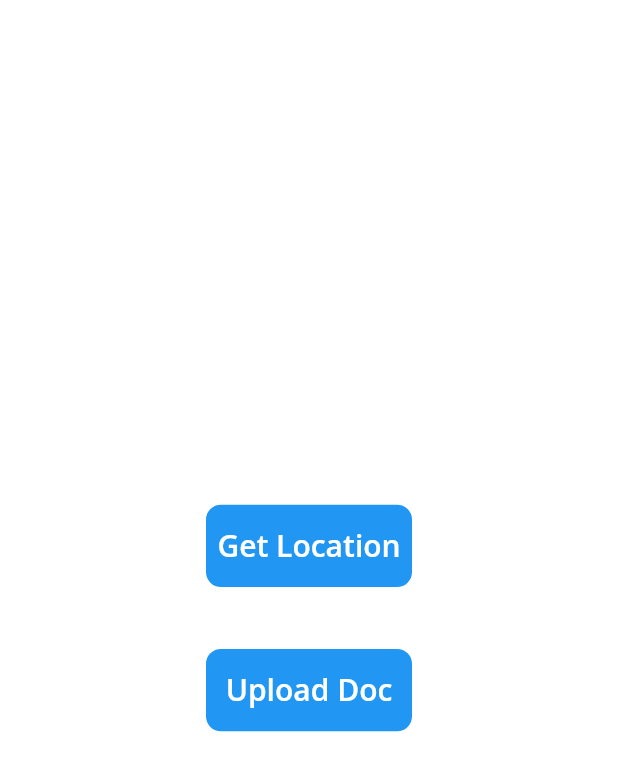
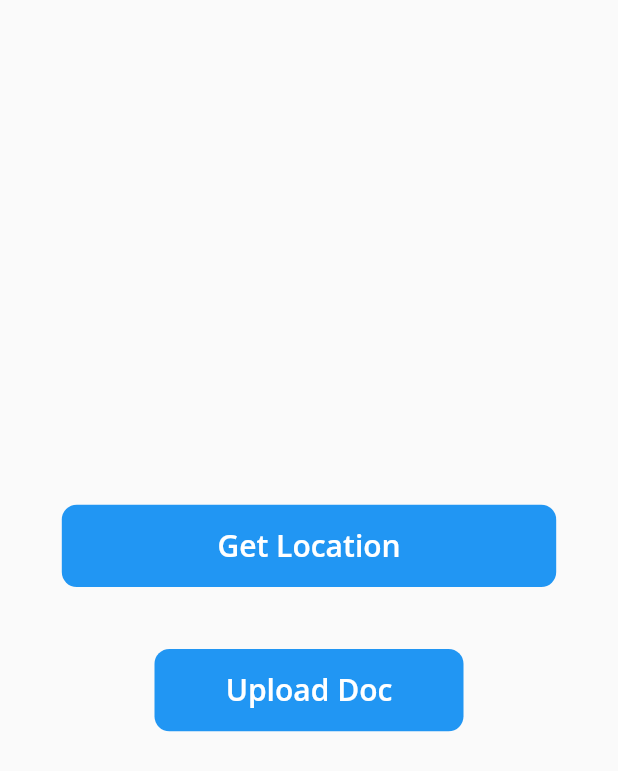
Before and after one commit to bhumika-kalaru/ark, a Flutter app: the screen it shows after launch, after a tap on "Upload Doc", on a phone screen of 412 x 824 dp. Shown: the top 771 px of the screen. Run offline on Flutter 3.47's test engine with Material 2 defaults, Android fonts, the phone set to English and light mode, and no system bars; our stand-ins replace animated_splash_screen, file_picker, geolocator, google_fonts.

Commit message:
before creating button

```diff
--- /dev/null
+++ b/lib/homePage.dart
@@ -0,0 +1,28 @@
+import 'package:ark/location.dart';
+import 'package:ark/pickFile.dart';
+
+import 'constants.dart';
+import 'package:flutter/material.dart';
+
+class HomePage extends StatefulWidget {
+  const HomePage({super.key});
+
+  @override
+  State<HomePage> createState() => _HomePageState();
+}
+
+class _HomePageState extends State<HomePage> {
+  @override
+  Widget build(BuildContext context) {
+    return Scaffold(
+      body: Container(
+        child: Center(
+          child: Column(
+            mainAxisAlignment: MainAxisAlignment.center,
+            children: [Location(), FilePick()],
+          ),
+        ),
+      ),
+    );
+  }
+}
--- a/lib/location.dart
+++ b/lib/location.dart
@@ -40,28 +40,18 @@ class _LocationState extends State<Location> {
   Widget build(BuildContext context) {
     double h = MediaQuery.of(context).size.height,
         w = (MediaQuery.of(context).size.height);
-    return Scaffold(
-      backgroundColor: white,
-      body: Center(
-        child: Column(
-          mainAxisAlignment: MainAxisAlignment.center,
-          children: [
-            GestureDetector(
+    return GestureDetector(
       child: Container(
-                  margin: EdgeInsets.symmetric(
-                      horizontal: w / 20, vertical: h / 40),
+          margin: EdgeInsets.symmetric(horizontal: w / 20, vertical: h / 40),
           height: h / 15,
-                  width: w / 6,
+          width: w / 2,
           decoration: BoxDecoration(
-                      color: Colors.blue,
-                      borderRadius: BorderRadius.circular(10)),
+              color: Colors.blue, borderRadius: BorderRadius.circular(10)),
           child: Center(
               child: Text(
             'Get Location',
             style: GoogleFonts.openSans(
-                        color: white,
-                        fontSize: 20,
-                        fontWeight: FontWeight.w600),
+                color: white, fontSize: 20, fontWeight: FontWeight.w600),
           ))),
       onTap: (() {
         _getLocation().then(((value) {
@@ -76,37 +66,6 @@ class _LocationState extends State<Location> {
           });
         }));
       }),
-            ),
-            GestureDetector(
-              child: Container(
-                  margin: EdgeInsets.symmetric(
-                      horizontal: w / 20, vertical: h / 40),
-                  height: h / 15,
-                  width: w / 6,
-                  decoration: BoxDecoration(
-                      color: Colors.blue,
-                      borderRadius: BorderRadius.circular(10)),
-                  child: Center(
-                    child: Text(
-                      "Upload Doc",
-                      style: GoogleFonts.openSans(
-                          color: white,
-                          fontSize: 20,
-                          fontWeight: FontWeight.w600),
-                    ),
-                  )),
-              onTap: (() async {
-                FilePickerResult? result =
-                    await FilePicker.platform.pickFiles();
-
-                if (result != null) {
-                  File file = File(result.files.single.path!);
-                } else {}
-              }),
-            )
-          ],
-        ),
-      ),
     );
   }
 }
--- a/lib/main.dart
+++ b/lib/main.dart
@@ -1,3 +1,4 @@
+import 'package:ark/homePage.dart';
 import 'package:ark/location.dart';
 import 'package:ark/pickFile.dart';
 import 'package:animated_splash_screen/animated_splash_screen.dart';
@@ -35,7 +36,7 @@ class _splashState extends State<splash> {
   Widget build(BuildContext context) {
     return AnimatedSplashScreen(
       splash: 'images/exam.png',
-      nextScreen: Location(),
+      nextScreen: HomePage(),
       splashTransition: SplashTransition.rotationTransition,
       // pageTransitionType: PageTransitionType.scale,
       duration: 5000,
--- a/lib/pickFile.dart
+++ b/lib/pickFile.dart
@@ -1,5 +1,8 @@
 import 'package:flutter/material.dart';
 import 'package:file_picker/file_picker.dart';
+import 'dart:io';
+import 'constants.dart';
+import 'package:google_fonts/google_fonts.dart';
 
 class FilePick extends StatefulWidget {
   const FilePick({super.key});
@@ -13,12 +16,27 @@ class _FilePickState extends State<FilePick> {
   Widget build(BuildContext context) {
     double h = MediaQuery.of(context).size.height,
         w = MediaQuery.of(context).size.width;
-    return Container(
-      height: h / 50,
-      width: double.infinity,
-      margin: EdgeInsets.symmetric(horizontal: w / 10),
-      decoration: BoxDecoration(color: Colors.red),
-      child: GestureDetector(onTap: (() {})),
+    return GestureDetector(
+      child: Container(
+          margin: EdgeInsets.symmetric(horizontal: w / 20, vertical: h / 40),
+          height: h / 15,
+          width: w / 2,
+          decoration: BoxDecoration(
+              color: Colors.blue, borderRadius: BorderRadius.circular(10)),
+          child: Center(
+            child: Text(
+              "Upload Doc",
+              style: GoogleFonts.openSans(
+                  color: white, fontSize: 20, fontWeight: FontWeight.w600),
+            ),
+          )),
+      onTap: (() async {
+        FilePickerResult? result = await FilePicker.platform.pickFiles();
+
+        if (result != null) {
+          File file = File(result.files.single.path!);
+        } else {}
+      }),
     );
   }
 }
```
Also changed, not shown: lib/filePicker.dart (deleted, +0 -16 lines). Lines whose indentation alone changed are shown as unchanged.
